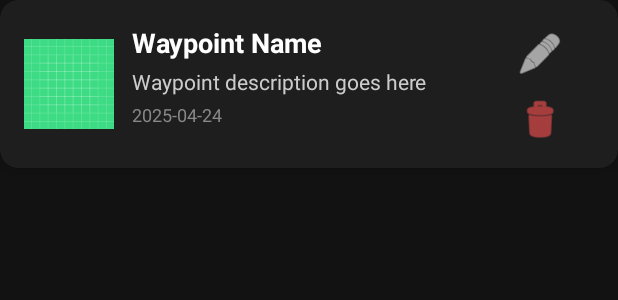
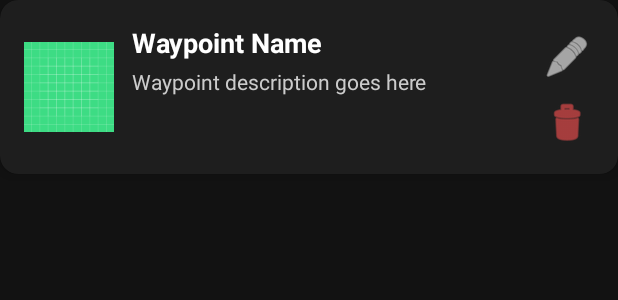
Before and after one commit to zhichengliangnhl/gps_app, an Android app: the layout item_waypoint.xml on its own in the app's theme, with its tools: preview values and no code run, on a phone screen of 412 x 824 dp. Shown: the top 300 px of the screen. Run offline under Robolectric (Android 15) with nearby library versions, the phone set to English and light mode, and no system bars.

Commit message:
Revert "Merge waypoint and collectionList"

```diff
--- a/app/src/main/java/com/nhlstenden/navigationapp/adapters/WaypointAdapter.java
+++ b/app/src/main/java/com/nhlstenden/navigationapp/adapters/WaypointAdapter.java
@@ -51,7 +51,6 @@
 
         holder.nameTextView.setText(waypoint.getName());
         holder.descriptionTextView.setText(waypoint.getDescription());
-        holder.dateTextView.setText(waypoint.getDate());
 
         if (waypoint.getImageUri() != null && !waypoint.getImageUri().isEmpty()) {
             holder.imageView.setImageURI(Uri.parse(waypoint.getImageUri()));
@@ -70,7 +69,7 @@
 
     public static class ViewHolder extends RecyclerView.ViewHolder {
         ImageView imageView;
-        TextView nameTextView, descriptionTextView, dateTextView;
+        TextView nameTextView, descriptionTextView;
         ImageButton editButton, deleteButton;
 
         public ViewHolder(@NonNull View itemView) {
@@ -78,7 +77,6 @@
             imageView = itemView.findViewById(R.id.waypointImage);
             nameTextView = itemView.findViewById(R.id.waypointName);
             descriptionTextView = itemView.findViewById(R.id.waypointDescription);
-            dateTextView = itemView.findViewById(R.id.waypointDate);
             editButton = itemView.findViewById(R.id.btnEdit);
             deleteButton = itemView.findViewById(R.id.btnDelete);
         }
--- a/app/src/main/res/layout/activity_navigation.xml
+++ /dev/null
@@ -1,6 +0,0 @@
-<?xml version="1.0" encoding="utf-8"?>
-<androidx.constraintlayout.widget.ConstraintLayout xmlns:android="http://schemas.android.com/apk/res/android"
-    android:layout_width="match_parent"
-    android:layout_height="match_parent">
-
-</androidx.constraintlayout.widget.ConstraintLayout>
--- a/app/src/main/res/layout/item_waypoint.xml
+++ b/app/src/main/res/layout/item_waypoint.xml
@@ -46,25 +46,13 @@
             android:textColor="#CCCCCC"
             android:textSize="14sp" />
 
-        <TextView
-            android:id="@+id/waypointDate"
-            android:layout_width="wrap_content"
-            android:layout_height="wrap_content"
-            android:layout_below="@id/waypointDescription"
-            android:layout_alignStart="@id/waypointName"
-            android:layout_marginTop="4dp"
-            android:text="2025-04-24"
-            android:textColor="#888888"
-            android:textSize="12sp" />
-
         <ImageButton
             android:id="@+id/btnEdit"
-            android:layout_width="wrap_content"
-            android:layout_height="wrap_content"
+            android:layout_width="36dp"
+            android:layout_height="36dp"
             android:layout_alignParentEnd="true"
             android:layout_marginStart="8dp"
             android:layout_marginTop="4dp"
-            android:layout_marginEnd="20dp"
             android:background="?attr/selectableItemBackgroundBorderless"
             android:contentDescription="Edit Waypoint"
             android:src="@android:drawable/ic_menu_edit"
@@ -72,11 +60,11 @@
 
         <ImageButton
             android:id="@+id/btnDelete"
-            android:layout_width="wrap_content"
-            android:layout_height="wrap_content"
+            android:layout_width="36dp"
+            android:layout_height="36dp"
             android:layout_below="@id/btnEdit"
             android:layout_alignEnd="@id/btnEdit"
-            android:layout_marginTop="12dp"
+            android:layout_marginTop="8dp"
             android:background="?attr/selectableItemBackgroundBorderless"
             android:contentDescription="Delete Waypoint"
             android:src="@android:drawable/ic_menu_delete"
```
Also changed, not shown: app/src/main/java/com/nhlstenden/navigationapp/activities/CreateWaypointActivity.java (+2 -40 lines), app/src/main/java/com/nhlstenden/navigationapp/activities/NavigationActivity.java (deleted, +0 -29 lines), app/src/main/java/com/nhlstenden/navigationapp/activities/WaypointActivity.java (+2 -16 lines), app/src/main/java/com/nhlstenden/navigationapp/models/Waypoint.java (+1 -14 lines), app/src/main/res/layout/activity_waypoint.xml (+0 -12 lines), 1 other file.
